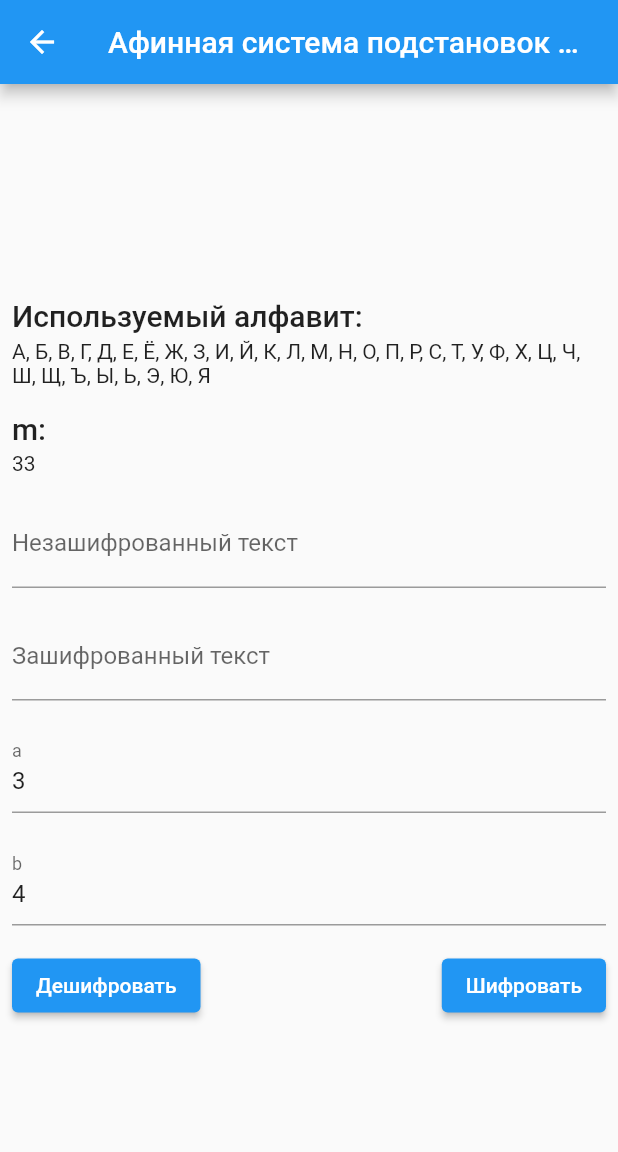
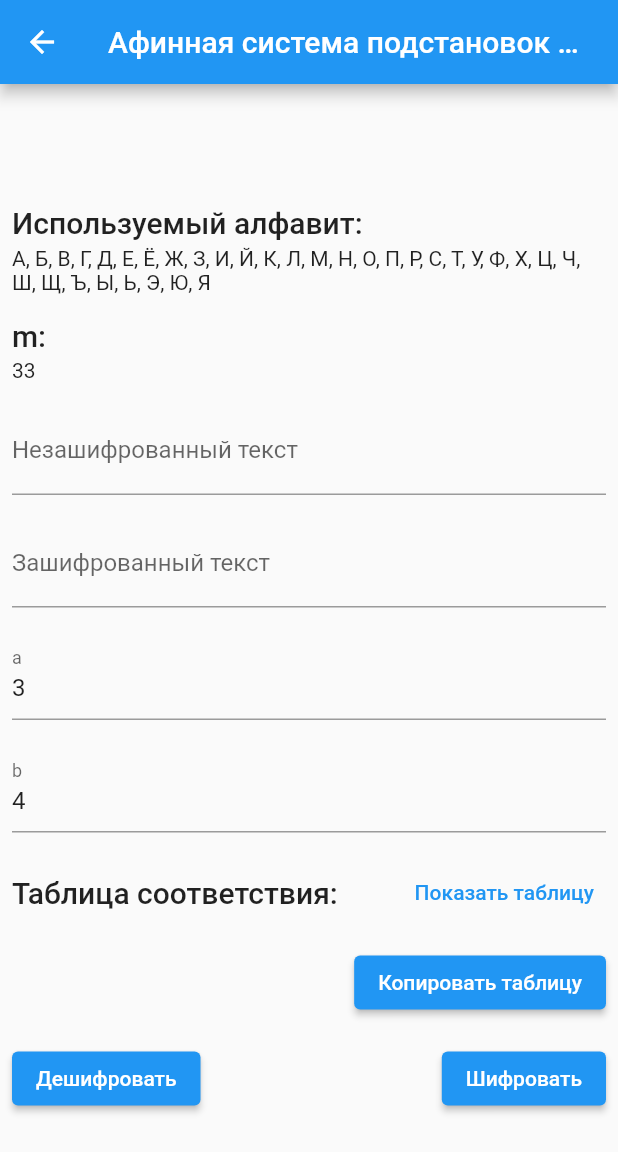
Before and after one commit to mishkov/encryption, a Flutter app: the AffineCaesarSubstitution screen opened by its route, after a tap on "Шифровать", on a phone screen of 412 x 824 dp. Shown: the top 1152 px of the screen. Run offline on Flutter 3.47's test engine with Material 2 defaults, Android fonts, the phone set to English and light mode, and no system bars.

Commit message:
Add table view

```diff
--- a/lib/affine_caesar_substitution.dart
+++ b/lib/affine_caesar_substitution.dart
@@ -53,6 +53,8 @@ class CcaesarEncryptionState extends State<AffineCaesarSubstitution> {
     'Ю',
     'Я',
   ];
+
+  Map<String, String> _table = {};
 
   @override
   Widget build(BuildContext context) {
@@ -119,6 +121,12 @@ class CcaesarEncryptionState extends State<AffineCaesarSubstitution> {
                       ),
                     ),
                     const SizedBox(height: 16),
+                    EncryptionTable(
+                      a: int.tryParse(_aController.text) ?? 0,
+                      b: int.tryParse(_bController.text) ?? 0,
+                      table: _table,
+                    ),
+                    const SizedBox(height: 16),
                     Row(
                       children: [
                         ElevatedButton(
@@ -154,6 +162,13 @@ class CcaesarEncryptionState extends State<AffineCaesarSubstitution> {
       'Неверное знаячение b. Максимальный общий делитель m и b должен быть 1',
       context,
     )) return;
+
+    for (final char in _alphabet) {
+      final charIndex = _alphabet.indexOf(char);
+      final shiftedIndex = (a! * charIndex + b!) % _alphabet.length;
+
+      _table[char] = _alphabet[shiftedIndex];
+    }
 
     final source = _sourceController.text.toUpperCase().characters;
     String encryptedText = '';
@@ -208,3 +223,99 @@ class CcaesarEncryptionState extends State<AffineCaesarSubstitution> {
     });
   }
 }
+
+class EncryptionTable extends StatefulWidget {
+  const EncryptionTable({
+    Key? key,
+    required Map<String, String> table,
+    required this.a,
+    required this.b,
+  })  : _table = table,
+        super(key: key);
+
+  final int a;
+  final int b;
+  final Map<String, String> _table;
+
+  @override
+  State<EncryptionTable> createState() => _EncryptionTableState();
+}
+
+class _EncryptionTableState extends State<EncryptionTable> {
+  bool toShowTable = false;
+
+  @override
+  Widget build(BuildContext context) {
+    final keys = widget._table.keys;
+
+    return Column(
+      crossAxisAlignment: CrossAxisAlignment.end,
+      children: [
+        Row(
+          mainAxisAlignment: MainAxisAlignment.spaceBetween,
+          children: [
+            Text(
+              'Таблица соответствия:',
+              style: Theme.of(context).textTheme.headline6,
+            ),
+            TextButton(
+              onPressed: () {
+                setState(() {
+                  toShowTable = !toShowTable;
+                });
+              },
+              child: Text('${toShowTable ? "Спрятать" : "Показать"} таблицу'),
+            ),
+          ],
+        ),
+        const SizedBox(height: 4),
+        AnimatedSwitcher(
+          duration: const Duration(milliseconds: 300),
+          child: toShowTable
+              ? Table(border: TableBorder.all(), children: [
+                  TableRow(
+                    children: [
+                      const Text('t'),
+                      Text('${widget.a}t+${widget.b}'),
+                    ],
+                  ),
+                  ...List.generate(
+                    keys.length,
+                    (index) {
+                      final key = keys.elementAt(index);
+                      final value = widget._table[key] ?? 'ERROR';
+
+                      return TableRow(
+                        children: [
+                          Text(key),
+                          Text(value),
+                        ],
+                      );
+                    },
+                  ),
+                ])
+              : const SizedBox.shrink(),
+        ),
+        const SizedBox(
+          height: 8,
+        ),
+        ElevatedButton(
+          onPressed: () {
+            String formattedTable = '';
+
+            for (var i = 0; i < keys.length; i++) {
+              final key = keys.elementAt(i);
+              final value = widget._table[key];
+
+              formattedTable += '$i\t$key\t$value\t\n';
+            }
+            formattedTable += '\n';
+
+            Clipboard.setData(ClipboardData(text: formattedTable));
+          },
+          child: const Text('Копировать таблицу'),
+        ),
+      ],
+    );
+  }
+}
```
